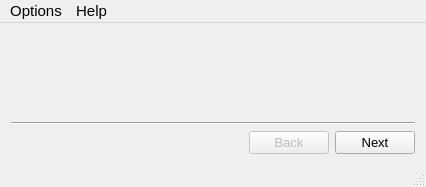
radszy/ntscout, file source/mainwindow.ui: the form before one commit.
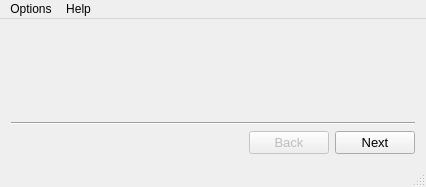
The form after the commit. Icons and pictures are not drawn.

```diff
--- a/source/mainwindow.ui
+++ b/source/mainwindow.ui
@@ -99,12 +99,12 @@
      <x>0</x>
      <y>0</y>
      <width>426</width>
-     <height>26</height>
+     <height>21</height>
     </rect>
    </property>
    <property name="font">
     <font>
-     <pointsize>11</pointsize>
+     <pointsize>9</pointsize>
     </font>
    </property>
    <widget class="QMenu" name="menuOptions">
```
Left out of the diff: 12 changed lines with no effect on the pictures.
